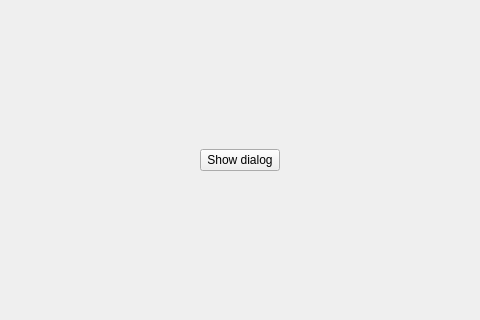
Qt form ui/MainWindow.ui (kubaz122/Cristal) before a commit; both pictures show x 160 to 640 and y 129 to 449 of the 800 by 600 pixel window.
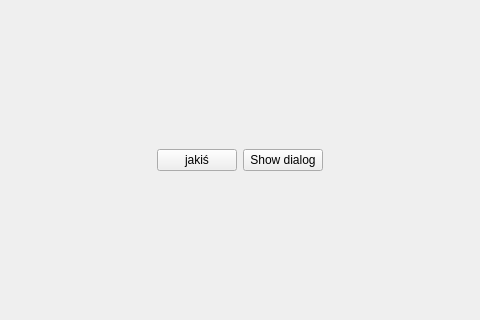
The same form after that commit.

```diff
--- a/ui/MainWindow.ui
+++ b/ui/MainWindow.ui
@@ -28,14 +28,7 @@
       </property>
      </spacer>
     </item>
-    <item row="0" column="1">
-     <widget class="QPushButton" name="pushButton">
-      <property name="text">
-       <string>Show dialog</string>
-      </property>
-     </widget>
-    </item>
-    <item row="0" column="2">
+    <item row="0" column="3">
      <spacer name="horizontalSpacer_2">
       <property name="orientation">
        <enum>Qt::Horizontal</enum>
@@ -48,6 +41,20 @@
       </property>
      </spacer>
     </item>
+    <item row="0" column="2">
+     <widget class="QPushButton" name="pushButton">
+      <property name="text">
+       <string>Show dialog</string>
+      </property>
+     </widget>
+    </item>
+    <item row="0" column="1">
+     <widget class="QPushButton" name="pushButton_2">
+      <property name="text">
+       <string>jakiś</string>
+      </property>
+     </widget>
+    </item>
    </layout>
   </widget>
   <widget class="QMenuBar" name="menubar">
```
